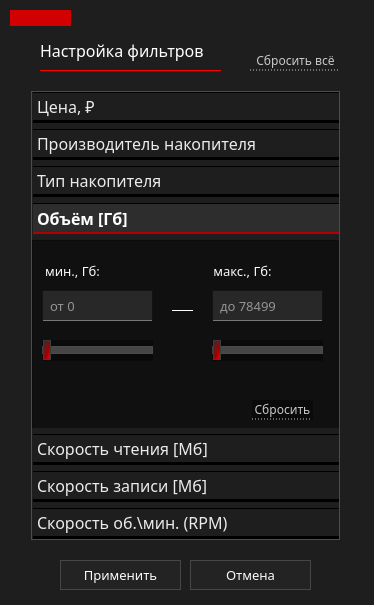
Qt form ui/filter/widgetDiskFilter.ui (marginalprog/git_pcconf) before a commit.
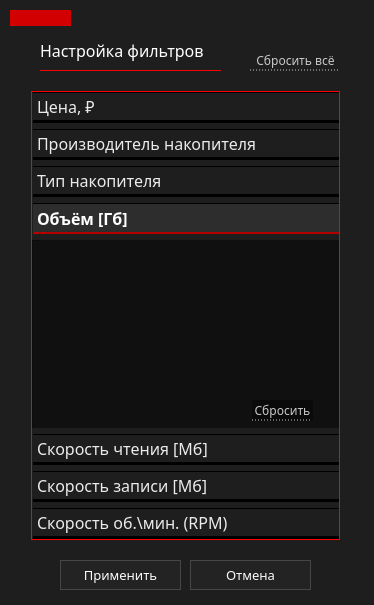
The same form after that commit. The open tabs and pages were chosen to show the change. Icons and pictures are not drawn.

Patch:
```diff
--- a/ui/filter/widgetDiskFilter.ui
+++ b/ui/filter/widgetDiskFilter.ui
@@ -1236,185 +1236,200 @@
      <property name="frameShadow">
       <enum>QFrame::Raised</enum>
      </property>
-     <widget class="QSlider" name="sliderVolumeMin">
+     <widget class="QTableWidget" name="tableVolume">
+      <property name="enabled">
+       <bool>true</bool>
+      </property>
       <property name="geometry">
        <rect>
         <x>10</x>
-        <y>100</y>
-        <width>111</width>
-        <height>21</height>
+        <y>0</y>
+        <width>291</width>
+        <height>161</height>
        </rect>
       </property>
+      <property name="font">
+       <font>
+        <family>Montserrat Medium</family>
+        <stylestrategy>PreferAntialias</stylestrategy>
+       </font>
+      </property>
+      <property name="mouseTracking">
+       <bool>true</bool>
+      </property>
+      <property name="focusPolicy">
+       <enum>Qt::NoFocus</enum>
+      </property>
+      <property name="autoFillBackground">
+       <bool>false</bool>
+      </property>
       <property name="styleSheet">
-       <string notr="true">QSlider{
-	background-color: rgb(10, 10, 10);
+       <string notr="true">QTableWidget QTableCornerButton::section
+{
+	
+	background: rgb(30, 30, 30);
+	border-style: solid;
+	border-width: 1px;
 }
 
-QSlider::groove:horizontal {
-border: 1px solid #bbb;
-background: rgb(160,160,160);
-height:6px;
+QTableWidget::item
+{
+ 	border-bottom: 1px solid rgb(60,60,60); 
+	border-right: 0px;
+	border-left: 0px;
+	border-top:0px;
 }
 
-QSlider::sub-page:horizontal {
-border: 1px solid rgb(60,60,60);
-background: qlineargradient(spread:pad, x1:0, y1:1, x2:1, y2:0, stop:0.125 rgba(66, 68, 68, 255), stop:0.426136 rgba(117, 19, 19, 255), stop:0.852273 rgba(255, 0, 0, 255));
-
-color: rgb(144, 144, 144);
-height: 6px;
+QTableView
+{
+	background-color: #101010;
+	color: #dddddd;
+	border-top: 0px;
+	border-right: 0px;
+	border-left: 0px;
+	border-bottom: 0px;
 }
 
-QSlider::add-page:horizontal {
-border: 1px solid rgb(75,75,75);
-background: rgb(70,70,70);
-}
+QTableWidget::item:hover {
+    color: white;
+	border-bottom: 1px solid rgb(180,180,180);
+}      
 
-QSlider::handle:horizontal {
-border: 1px solid rgb(60,60,60);
-background:qlineargradient(spread:pad, x1:1, y1:1, x2:0, y2:0.057, stop:0 rgba(255, 0, 0, 255), stop:0.398876 rgba(165, 0, 0, 255), stop:0.994318 rgba(46, 48, 49, 255));
-width: 6px;
-margin-top: -7px;
-margin-bottom: -7px;
+QTableWidget::item:selected
+{
+ 	color: white;
+	border-bottom: 1px solid rgb(180,180,180);
 }
 
-QSlider::handle:horizontal:hover {
-border: 1px solid rgb(60,60,60);
-background: qlineargradient(x1:0, y1:0, x2:1, y2:1,
-    stop:0 rgb(105,105,105), stop:1 rgb(250,0,0));
-width: 9px;
-margin-top: -7px;
-margin-bottom: -7px;
-}
+QScrollBar:vertical {
+	border: none;
+    background-color: #151515;
+    width: 8px;
+    margin: 15px 0 15px 0;
+	border-radius: 0px;
+ }
 
-
-QSlider::sub-page:horizontal:disabled {
-background: #bbb;
-border-color: #999;
+/*  HANDLE BAR VERTICAL */
+QScrollBar::handle:vertical {	
+	background-color: #151515;
+	min-height: 30px;
+	border-radius: 0px;
+	border: 1px solid;
+	border-right: 0px;
+	border-color: rgb(60,60,60);
 }
-
-QSlider::add-page:horizontal:disabled {
-background: #eee;
-border-color: #999;
+QScrollBar::handle:vertical:hover{	
+	background-color:  rgb(50,50,50);
+	border-color: rgb(60,60,60);
 }
-
-QSlider::handle:horizontal:disabled {
-background: #eee;
-border: 1px solid #aaa;
-border-radius: 4px;
-}</string>
-      </property>
-      <property name="value">
-       <number>0</number>
-      </property>
-      <property name="tracking">
-       <bool>true</bool>
-      </property>
-      <property name="orientation">
-       <enum>Qt::Horizontal</enum>
-      </property>
-      <property name="invertedAppearance">
-       <bool>false</bool>
-      </property>
-      <property name="invertedControls">
-       <bool>false</bool>
-      </property>
-     </widget>
-     <widget class="Line" name="line_4">
-      <property name="geometry">
-       <rect>
-        <x>140</x>
-        <y>70</y>
-        <width>21</width>
-        <height>19</height>
-       </rect>
-      </property>
-      <property name="styleSheet">
-       <string notr="true">border:0px;
-border-top: 1px solid white;</string>
-      </property>
-      <property name="orientation">
-       <enum>Qt::Horizontal</enum>
-      </property>
-     </widget>
-     <widget class="QSlider" name="sliderVolumeMax">
-      <property name="geometry">
-       <rect>
-        <x>180</x>
-        <y>100</y>
-        <width>111</width>
-        <height>21</height>
-       </rect>
-      </property>
-      <property name="styleSheet">
-       <string notr="true">QSlider{
-	background-color: rgb(10, 10, 10);
+QScrollBar::handle:vertical:pressed {	
+	background-color: rgb(120, 0, 2);
 }
 
-QSlider::groove:horizontal {
-border: 1px solid #bbb;
-background: rgb(160,160,160);
-height:6px;
+/* BTN TOP - SCROLLBAR */
+QScrollBar::sub-line:vertical {
+	background-color: #151515;
+	height: 15px;
+	subcontrol-position: top;
+	subcontrol-origin: margin;
+	border: 0px;
+	border-bottom: 1px solid rgb(180, 0, 0);
 }
-
-QSlider::sub-page:horizontal {
-border: 1px solid rgb(60,60,60);
-background: qlineargradient(spread:pad, x1:0, y1:1, x2:1, y2:0, stop:0.125 rgba(66, 68, 68, 255), stop:0.426136 rgba(117, 19, 19, 255), stop:0.852273 rgba(255, 0, 0, 255));
-
-color: rgb(144, 144, 144);
-height: 6px;
+QScrollBar::sub-line:vertical:hover {	
+	background-color: #575757;
+	border-color: #242424;
 }
-
-QSlider::add-page:horizontal {
-border: 1px solid rgb(75,75,75);
-background: rgb(70,70,70);
+QScrollBar::sub-line:vertical:pressed {	
+	background-color: rgb(120, 0, 2);
 }
 
-QSlider::handle:horizontal {
-border: 1px solid rgb(60,60,60);
-background:qlineargradient(spread:pad, x1:1, y1:1, x2:0, y2:0.057, stop:0 rgba(255, 0, 0, 255), stop:0.398876 rgba(165, 0, 0, 255), stop:0.994318 rgba(46, 48, 49, 255));
-width: 6px;
-margin-top: -7px;
-margin-bottom: -7px;
+/* BTN BOTTOM - SCROLLBAR */
+QScrollBar::add-line:vertical {
+	background-color: #151515;
+	height: 15px;
+	subcontrol-position: bottom;
+	subcontrol-origin: margin;
+	border: 1px solid;
+	border-color: rgb(60,60,60);
+	border: 1px solid;
+	border-top:1px solid rgb(180, 0, 0);
+	border-right: 0px;
+	border-bottom: 0px;
 }
-
-QSlider::handle:horizontal:hover {
-border: 1px solid rgb(60,60,60);
-background: qlineargradient(x1:0, y1:0, x2:1, y2:1,
-    stop:0 rgb(105,105,105), stop:1 rgb(250,0,0));
-width: 9px;
-margin-top: -7px;
-margin-bottom: -7px;
+QScrollBar::add-line:vertical:hover {	
+	background-color: #575757;
+	border-color: #242424;
 }
-
-
-QSlider::sub-page:horizontal:disabled {
-background: #bbb;
-border-color: #999;
+QScrollBar::add-line:vertical:pressed {	
+	background-color: rgb(120, 0, 2);
 }
-
-QSlider::add-page:horizontal:disabled {
-background: #eee;
-border-color: #999;
+/* RESET ARROW */
+QScrollBar::up-arrow:vertical, QScrollBar::down-arrow:vertical {
+	background: none;
 }
 
-QSlider::handle:horizontal:disabled {
-background: #eee;
-border: 1px solid #aaa;
-border-radius: 4px;
+QScrollBar::add-page:vertical, QScrollBar::sub-page:vertical {
+	background: none;
 }</string>
       </property>
-      <property name="value">
-       <number>0</number>
+      <property name="editTriggers">
+       <set>QAbstractItemView::AnyKeyPressed|QAbstractItemView::EditKeyPressed|QAbstractItemView::SelectedClicked</set>
       </property>
-      <property name="orientation">
-       <enum>Qt::Horizontal</enum>
+      <property name="selectionMode">
+       <enum>QAbstractItemView::MultiSelection</enum>
       </property>
-      <property name="invertedAppearance">
-       <bool>false</bool>
+      <property name="selectionBehavior">
+       <enum>QAbstractItemView::SelectRows</enum>
       </property>
-      <property name="invertedControls">
+      <property name="showGrid">
        <bool>false</bool>
       </property>
+      <property name="gridStyle">
+       <enum>Qt::SolidLine</enum>
+      </property>
+      <property name="sortingEnabled">
+       <bool>true</bool>
+      </property>
+      <attribute name="horizontalHeaderVisible">
+       <bool>false</bool>
+      </attribute>
+      <attribute name="horizontalHeaderCascadingSectionResizes">
+       <bool>true</bool>
+      </attribute>
+      <attribute name="horizontalHeaderDefaultSectionSize">
+       <number>120</number>
+      </attribute>
+      <attribute name="horizontalHeaderHighlightSections">
+       <bool>false</bool>
+      </attribute>
+      <attribute name="horizontalHeaderMinimumSectionSize">
+       <number>15</number>
+      </attribute>
+      <attribute name="horizontalHeaderShowSortIndicator" stdset="0">
+       <bool>true</bool>
+      </attribute>
+      <attribute name="horizontalHeaderStretchLastSection">
+       <bool>false</bool>
+      </attribute>
+      <attribute name="verticalHeaderVisible">
+       <bool>false</bool>
+      </attribute>
+      <attribute name="verticalHeaderCascadingSectionResizes">
+       <bool>false</bool>
+      </attribute>
+      <attribute name="verticalHeaderMinimumSectionSize">
+       <number>10</number>
+      </attribute>
+      <column>
+       <property name="text">
+        <string>Выбор</string>
+       </property>
+      </column>
+      <column>
+       <property name="text">
+        <string>Название</string>
+       </property>
+      </column>
      </widget>
      <widget class="QPushButton" name="btnResetVolume">
       <property name="geometry">
@@ -1422,7 +1437,7 @@
         <x>220</x>
         <y>160</y>
         <width>61</width>
-        <height>20</height>
+        <height>21</height>
        </rect>
       </property>
       <property name="font">
@@ -1451,130 +1466,6 @@
        <string>Сбросить</string>
       </property>
      </widget>
-     <widget class="QLabel" name="lbMinVolume">
-      <property name="geometry">
-       <rect>
-        <x>10</x>
-        <y>20</y>
-        <width>61</width>
-        <height>21</height>
-       </rect>
-      </property>
-      <property name="font">
-       <font>
-        <family>Montserrat Medium</family>
-        <pointsize>10</pointsize>
-        <weight>50</weight>
-        <bold>false</bold>
-       </font>
-      </property>
-      <property name="styleSheet">
-       <string notr="true">	color: #fffafa;
-	border: 0px;
-</string>
-      </property>
-      <property name="text">
-       <string>мин., Гб:</string>
-      </property>
-      <property name="alignment">
-       <set>Qt::AlignCenter</set>
-      </property>
-     </widget>
-     <widget class="QLabel" name="lbMaxVolume">
-      <property name="geometry">
-       <rect>
-        <x>180</x>
-        <y>20</y>
-        <width>61</width>
-        <height>21</height>
-       </rect>
-      </property>
-      <property name="font">
-       <font>
-        <family>Montserrat Medium</family>
-        <pointsize>10</pointsize>
-        <weight>50</weight>
-        <bold>false</bold>
-       </font>
-      </property>
-      <property name="styleSheet">
-       <string notr="true">	color: #fffafa;
-	border: 0px;
-</string>
-      </property>
-      <property name="text">
-       <string>макс., Гб:</string>
-      </property>
-      <property name="alignment">
-       <set>Qt::AlignCenter</set>
-      </property>
-     </widget>
-     <widget class="QLineEdit" name="leMinVolume">
-      <property name="geometry">
-       <rect>
-        <x>10</x>
-        <y>50</y>
-        <width>111</width>
-        <height>31</height>
-       </rect>
-      </property>
-      <property name="font">
-       <font>
-        <family>Montserrat Medium</family>
-        <pointsize>10</pointsize>
-       </font>
-      </property>
-      <property name="styleSheet">
-       <string notr="true">QLineEdit{
-	padding-left: 5px;
-	border: 1px solid rgb(20,20,20);
-	background-color: rgb(40,40,40);
-	border-bottom: 1px solid  rgb(120,120,120);
-	selection-background-color: rgb(105, 0, 0);
-}
-
-QLineEdit:hover{
-	background-color: rgb(55,55,55);
-	border-bottom: 1px solid  red;
-}</string>
-      </property>
-      <property name="placeholderText">
-       <string>от 0</string>
-      </property>
-     </widget>
-     <widget class="QLineEdit" name="leMaxVolume">
-      <property name="geometry">
-       <rect>
-        <x>180</x>
-        <y>50</y>
-        <width>111</width>
-        <height>31</height>
-       </rect>
-      </property>
-      <property name="font">
-       <font>
-        <family>Montserrat Medium</family>
-        <pointsize>10</pointsize>
-       </font>
-      </property>
-      <property name="styleSheet">
-       <string notr="true">QLineEdit{
-	padding-left: 5px;
-	border: 1px solid rgb(20,20,20);
-	background-color: rgb(40,40,40);
-	border-bottom: 1px solid  rgb(120,120,120);
-	selection-background-color: rgb(105, 0, 0);
-}
-
-QLineEdit:hover{
-	background-color: rgb(55,55,55);
-	border-bottom: 1px solid  red;
-}</string>
-      </property>
-      <property name="placeholderText">
-       <string>до 78499</string>
-      </property>
-     </widget>
     </widget>
    </widget>
    <widget class="QWidget" name="read">
```
Left out of the diff: 15 changed lines with no effect on the pictures.
